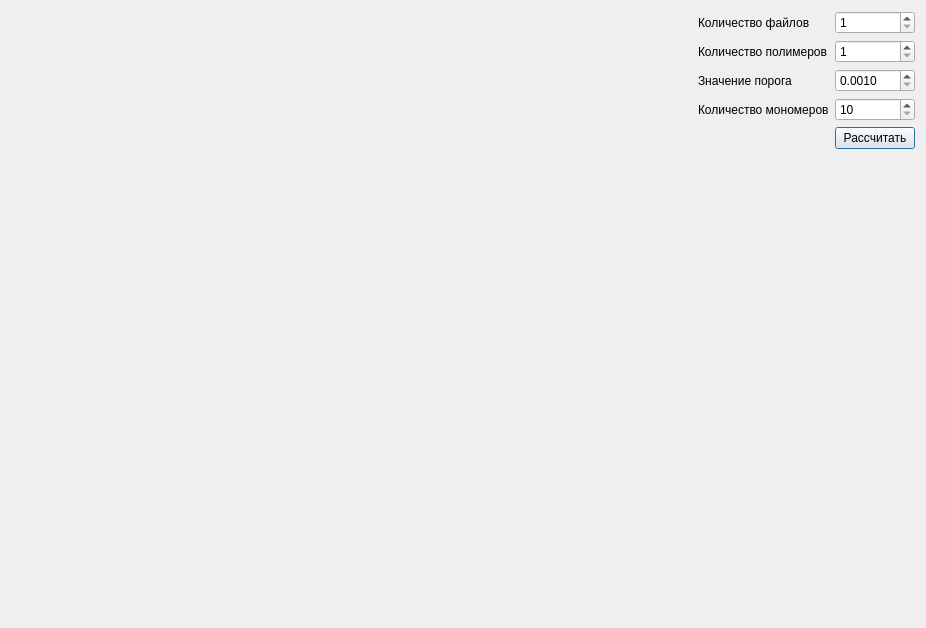
Old version of the form uis/main_window.ui in the repository Ivanestver/Polymers_Gui.
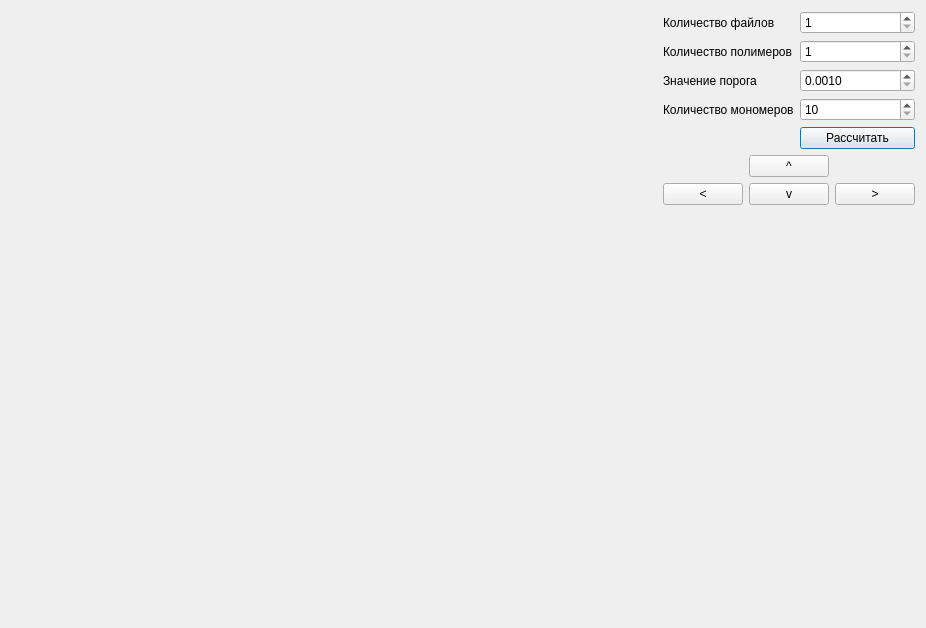
New version of the form.

Diff of the .ui file:
```diff
--- a/uis/main_window.ui
+++ b/uis/main_window.ui
@@ -47,6 +47,13 @@
        </property>
       </widget>
      </item>
+     <item row="2" column="0">
+      <widget class="QLabel" name="label_3">
+       <property name="text">
+        <string>Значение порога</string>
+       </property>
+      </widget>
+     </item>
      <item row="2" column="1">
       <widget class="QDoubleSpinBox" name="thresholdSpinBox">
        <property name="decimals">
@@ -57,20 +64,6 @@
        </property>
       </widget>
      </item>
-     <item row="2" column="0">
-      <widget class="QLabel" name="label_3">
-       <property name="text">
-        <string>Значение порога</string>
-       </property>
-      </widget>
-     </item>
-     <item row="4" column="1">
-      <widget class="QPushButton" name="calculateBtn">
-       <property name="text">
-        <string>Рассчитать</string>
-       </property>
-      </widget>
-     </item>
      <item row="3" column="0">
       <widget class="QLabel" name="label_4">
        <property name="text">
@@ -88,6 +81,45 @@
        </property>
       </widget>
      </item>
+     <item row="4" column="1">
+      <widget class="QPushButton" name="calculateBtn">
+       <property name="text">
+        <string>Рассчитать</string>
+       </property>
+      </widget>
+     </item>
+     <item row="5" column="0" colspan="2">
+      <layout class="QGridLayout" name="gridLayout">
+       <item row="0" column="1">
+        <widget class="QPushButton" name="btnUp">
+         <property name="text">
+          <string>^</string>
+         </property>
+        </widget>
+       </item>
+       <item row="1" column="0">
+        <widget class="QPushButton" name="btnLeft">
+         <property name="text">
+          <string>&lt;</string>
+         </property>
+        </widget>
+       </item>
+       <item row="1" column="1">
+        <widget class="QPushButton" name="btnDown">
+         <property name="text">
+          <string>v</string>
+         </property>
+        </widget>
+       </item>
+       <item row="1" column="2">
+        <widget class="QPushButton" name="btnRight">
+         <property name="text">
+          <string>&gt;</string>
+         </property>
+        </widget>
+       </item>
+      </layout>
+     </item>
     </layout>
    </item>
   </layout>
```
